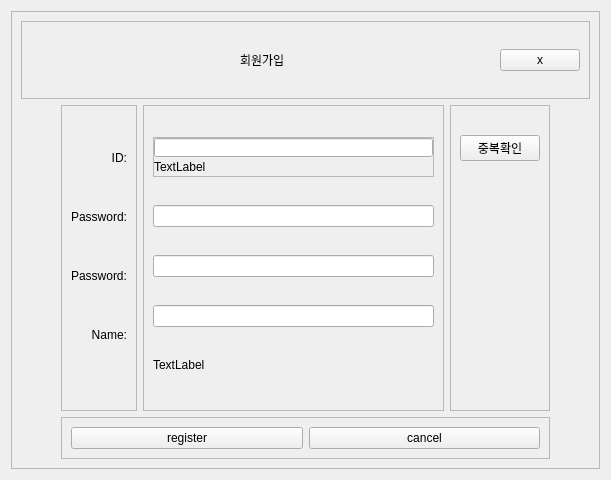
Before: the Qt Designer form Code/front/ui/page_join_ui.ui in lee991229/KKOTalk, drawn with Qt 5.
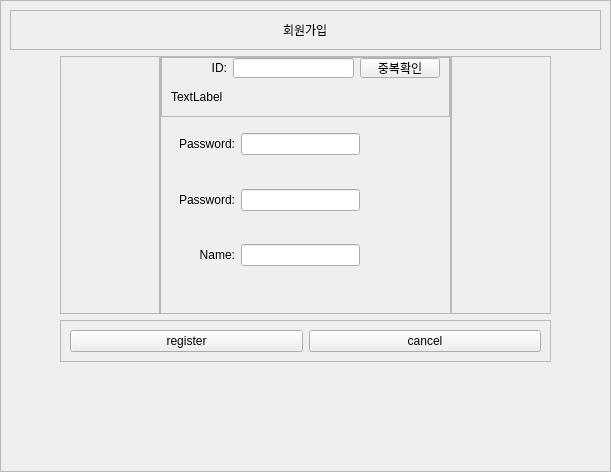
After: the same form once the commit is applied.

The edit to the form file:
```diff
--- a/Code/front/ui/page_join_ui.ui
+++ b/Code/front/ui/page_join_ui.ui
@@ -7,13 +7,28 @@
     <x>0</x>
     <y>0</y>
     <width>611</width>
-    <height>480</height>
+    <height>472</height>
    </rect>
   </property>
   <property name="windowTitle">
    <string>Form</string>
   </property>
   <layout class="QVBoxLayout" name="verticalLayout">
+   <property name="spacing">
+    <number>0</number>
+   </property>
+   <property name="leftMargin">
+    <number>0</number>
+   </property>
+   <property name="topMargin">
+    <number>0</number>
+   </property>
+   <property name="rightMargin">
+    <number>0</number>
+   </property>
+   <property name="bottomMargin">
+    <number>0</number>
+   </property>
    <item>
     <widget class="QFrame" name="frame">
      <property name="frameShape">
@@ -39,7 +54,7 @@
            </property>
            <property name="sizeHint" stdset="0">
             <size>
-             <width>203</width>
+             <width>253</width>
              <height>20</height>
             </size>
            </property>
@@ -59,19 +74,12 @@
            </property>
            <property name="sizeHint" stdset="0">
             <size>
-             <width>203</width>
+             <width>252</width>
              <height>20</height>
             </size>
            </property>
           </spacer>
          </item>
-         <item>
-          <widget class="QPushButton" name="btn_join_close">
-           <property name="text">
-            <string>x</string>
-           </property>
-          </widget>
-         </item>
         </layout>
        </widget>
       </item>
@@ -87,7 +95,7 @@
           </property>
           <property name="sizeHint" stdset="0">
            <size>
-            <width>40</width>
+            <width>50</width>
             <height>20</height>
            </size>
           </property>
@@ -97,8 +105,23 @@
          <layout class="QVBoxLayout" name="verticalLayout_5">
           <item>
            <layout class="QHBoxLayout" name="horizontalLayout_2">
+            <property name="spacing">
+             <number>0</number>
+            </property>
             <item>
              <widget class="QFrame" name="frame_5">
+              <property name="minimumSize">
+               <size>
+                <width>100</width>
+                <height>0</height>
+               </size>
+              </property>
+              <property name="maximumSize">
+               <size>
+                <width>100</width>
+                <height>16777215</height>
+               </size>
+              </property>
               <property name="frameShape">
                <enum>QFrame::StyledPanel</enum>
               </property>
@@ -106,103 +129,15 @@
                <enum>QFrame::Raised</enum>
               </property>
               <layout class="QVBoxLayout" name="verticalLayout_2">
-               <item>
-                <widget class="QLabel" name="label_4">
-                 <property name="minimumSize">
-                  <size>
-                   <width>0</width>
-                   <height>20</height>
-                  </size>
-                 </property>
-                 <property name="maximumSize">
-                  <size>
-                   <width>16777215</width>
-                   <height>20</height>
-                  </size>
-                 </property>
-                 <property name="text">
-                  <string>ID:</string>
-                 </property>
-                 <property name="alignment">
-                  <set>Qt::AlignRight|Qt::AlignTrailing|Qt::AlignVCenter</set>
-                 </property>
-                </widget>
-               </item>
-               <item>
-                <widget class="QLabel" name="label_2">
-                 <property name="minimumSize">
-                  <size>
-                   <width>0</width>
-                   <height>20</height>
-                  </size>
-                 </property>
-                 <property name="maximumSize">
-                  <size>
-                   <width>16777215</width>
-                   <height>20</height>
-                  </size>
-                 </property>
-                 <property name="text">
-                  <string>Password:</string>
-                 </property>
-                 <property name="alignment">
-                  <set>Qt::AlignRight|Qt::AlignTrailing|Qt::AlignVCenter</set>
-                 </property>
-                </widget>
-               </item>
-               <item>
-                <widget class="QLabel" name="label_5">
-                 <property name="minimumSize">
-                  <size>
-                   <width>0</width>
-                   <height>20</height>
-                  </size>
-                 </property>
-                 <property name="maximumSize">
-                  <size>
-                   <width>16777215</width>
-                   <height>20</height>
-                  </size>
-                 </property>
-                 <property name="text">
-                  <string>Password:</string>
-                 </property>
-                </widget>
-               </item>
-               <item>
-                <widget class="QLabel" name="label_6">
-                 <property name="minimumSize">
-                  <size>
-                   <width>0</width>
-                   <height>20</height>
-                  </size>
-                 </property>
-                 <property name="maximumSize">
-                  <size>
-                   <width>16777215</width>
-                   <height>20</height>
-                  </size>
-                 </property>
-                 <property name="text">
-                  <string>Name:</string>
-                 </property>
-                 <property name="alignment">
-                  <set>Qt::AlignRight|Qt::AlignTrailing|Qt::AlignVCenter</set>
-                 </property>
-                </widget>
-               </item>
                <item>
                 <spacer name="verticalSpacer_2">
                  <property name="orientation">
                   <enum>Qt::Vertical</enum>
                  </property>
-                 <property name="sizeType">
-                  <enum>QSizePolicy::Fixed</enum>
-                 </property>
                  <property name="sizeHint" stdset="0">
                   <size>
                    <width>20</width>
-                   <height>20</height>
+                   <height>40</height>
                   </size>
                  </property>
                 </spacer>
@@ -219,6 +154,21 @@
                <enum>QFrame::Raised</enum>
               </property>
               <layout class="QVBoxLayout" name="verticalLayout_3">
+               <property name="spacing">
+                <number>0</number>
+               </property>
+               <property name="leftMargin">
+                <number>0</number>
+               </property>
+               <property name="topMargin">
+                <number>0</number>
+               </property>
+               <property name="rightMargin">
+                <number>0</number>
+               </property>
+               <property name="bottomMargin">
+                <number>0</number>
+               </property>
                <item>
                 <widget class="QFrame" name="frame_7">
                  <property name="minimumSize">
@@ -230,7 +180,7 @@
                  <property name="maximumSize">
                   <size>
                    <width>16777215</width>
-                   <height>40</height>
+                   <height>80</height>
                   </size>
                  </property>
                  <property name="frameShape">
@@ -256,10 +206,7 @@
                    <number>0</number>
                   </property>
                   <item>
-                   <widget class="QLineEdit" name="lineEdit_join_id"/>
-                  </item>
-                  <item>
-                   <widget class="QLabel" name="label_id_message">
+                   <widget class="QWidget" name="widget_3" native="true">
                     <property name="minimumSize">
                      <size>
                       <width>0</width>
@@ -272,40 +219,331 @@
                       <height>20</height>
                      </size>
                     </property>
+                    <layout class="QHBoxLayout" name="horizontalLayout_7">
+                     <property name="spacing">
+                      <number>6</number>
+                     </property>
+                     <property name="leftMargin">
+                      <number>0</number>
+                     </property>
+                     <property name="topMargin">
+                      <number>0</number>
+                     </property>
+                     <property name="rightMargin">
+                      <number>9</number>
+                     </property>
+                     <property name="bottomMargin">
+                      <number>0</number>
+                     </property>
+                     <item>
+                      <widget class="QLabel" name="label_5">
+                       <property name="minimumSize">
+                        <size>
+                         <width>65</width>
+                         <height>20</height>
+                        </size>
+                       </property>
+                       <property name="maximumSize">
+                        <size>
+                         <width>65</width>
+                         <height>20</height>
+                        </size>
+                       </property>
+                       <property name="text">
+                        <string>ID:</string>
+                       </property>
+                       <property name="alignment">
+                        <set>Qt::AlignRight|Qt::AlignTrailing|Qt::AlignVCenter</set>
+                       </property>
+                      </widget>
+                     </item>
+                     <item>
+                      <widget class="QLineEdit" name="lineEdit_join_id_1">
+                       <property name="minimumSize">
+                        <size>
+                         <width>0</width>
+                         <height>20</height>
+                        </size>
+                       </property>
+                       <property name="maximumSize">
+                        <size>
+                         <width>16777215</width>
+                         <height>20</height>
+                        </size>
+                       </property>
+                      </widget>
+                     </item>
+                     <item>
+                      <widget class="QPushButton" name="btn_join_duplicatecheck">
+                       <property name="minimumSize">
+                        <size>
+                         <width>0</width>
+                         <height>20</height>
+                        </size>
+                       </property>
+                       <property name="maximumSize">
+                        <size>
+                         <width>16777215</width>
+                         <height>20</height>
+                        </size>
+                       </property>
+                       <property name="text">
+                        <string>중복확인</string>
+                       </property>
+                      </widget>
+                     </item>
+                    </layout>
+                   </widget>
+                  </item>
+                  <item>
+                   <widget class="QWidget" name="widget_6" native="true">
+                    <layout class="QHBoxLayout" name="horizontalLayout_10">
+                     <item>
+                      <widget class="QLabel" name="label_id_message">
+                       <property name="minimumSize">
+                        <size>
+                         <width>0</width>
+                         <height>20</height>
+                        </size>
+                       </property>
+                       <property name="maximumSize">
+                        <size>
+                         <width>16777215</width>
+                         <height>20</height>
+                        </size>
+                       </property>
+                       <property name="text">
+                        <string>TextLabel</string>
+                       </property>
+                      </widget>
+                     </item>
+                    </layout>
+                   </widget>
+                  </item>
+                 </layout>
+                </widget>
+               </item>
+               <item>
+                <widget class="QWidget" name="widget_4" native="true">
+                 <layout class="QHBoxLayout" name="horizontalLayout_8">
+                  <property name="topMargin">
+                   <number>0</number>
+                  </property>
+                  <property name="bottomMargin">
+                   <number>0</number>
+                  </property>
+                  <item>
+                   <widget class="QLabel" name="label_7">
+                    <property name="minimumSize">
+                     <size>
+                      <width>65</width>
+                      <height>20</height>
+                     </size>
+                    </property>
+                    <property name="maximumSize">
+                     <size>
+                      <width>65</width>
+                      <height>20</height>
+                     </size>
+                    </property>
                     <property name="text">
-                     <string>TextLabel</string>
+                     <string>Password:</string>
                     </property>
+                    <property name="alignment">
+                     <set>Qt::AlignRight|Qt::AlignTrailing|Qt::AlignVCenter</set>
+                    </property>
                    </widget>
                   </item>
+                  <item>
+                   <widget class="QLineEdit" name="lineEdit_join_pw"/>
+                  </item>
+                  <item>
+                   <widget class="QLabel" name="label_3">
+                    <property name="minimumSize">
+                     <size>
+                      <width>75</width>
+                      <height>0</height>
+                     </size>
+                    </property>
+                    <property name="maximumSize">
+                     <size>
+                      <width>75</width>
+                      <height>16777215</height>
+                     </size>
+                    </property>
+                    <property name="text">
+                     <string/>
+                    </property>
+                   </widget>
+                  </item>
                  </layout>
                 </widget>
                </item>
                <item>
-                <widget class="QLineEdit" name="lineEdit_join_pw"/>
+                <widget class="QWidget" name="widget_5" native="true">
+                 <layout class="QHBoxLayout" name="horizontalLayout_9">
+                  <property name="topMargin">
+                   <number>0</number>
+                  </property>
+                  <property name="bottomMargin">
+                   <number>0</number>
+                  </property>
+                  <item>
+                   <widget class="QLabel" name="label_2">
+                    <property name="minimumSize">
+                     <size>
+                      <width>65</width>
+                      <height>20</height>
+                     </size>
+                    </property>
+                    <property name="maximumSize">
+                     <size>
+                      <width>65</width>
+                      <height>20</height>
+                     </size>
+                    </property>
+                    <property name="text">
+                     <string>Password:</string>
+                    </property>
+                    <property name="alignment">
+                     <set>Qt::AlignRight|Qt::AlignTrailing|Qt::AlignVCenter</set>
+                    </property>
+                   </widget>
+                  </item>
+                  <item>
+                   <widget class="QLineEdit" name="lineEdit_join_reconfirm_pw"/>
+                  </item>
+                  <item>
+                   <widget class="QLabel" name="label_8">
+                    <property name="minimumSize">
+                     <size>
+                      <width>75</width>
+                      <height>0</height>
+                     </size>
+                    </property>
+                    <property name="maximumSize">
+                     <size>
+                      <width>75</width>
+                      <height>16777215</height>
+                     </size>
+                    </property>
+                    <property name="text">
+                     <string/>
+                    </property>
+                   </widget>
+                  </item>
+                 </layout>
+                </widget>
                </item>
                <item>
-                <widget class="QLineEdit" name="lineEdit_join_reconfirm_pw"/>
+                <widget class="QWidget" name="widget_2" native="true">
+                 <layout class="QHBoxLayout" name="horizontalLayout_5">
+                  <property name="topMargin">
+                   <number>0</number>
+                  </property>
+                  <property name="bottomMargin">
+                   <number>0</number>
+                  </property>
+                  <item>
+                   <widget class="QLabel" name="label_6">
+                    <property name="minimumSize">
+                     <size>
+                      <width>65</width>
+                      <height>20</height>
+                     </size>
+                    </property>
+                    <property name="maximumSize">
+                     <size>
+                      <width>65</width>
+                      <height>20</height>
+                     </size>
+                    </property>
+                    <property name="text">
+                     <string>Name:</string>
+                    </property>
+                    <property name="alignment">
+                     <set>Qt::AlignRight|Qt::AlignTrailing|Qt::AlignVCenter</set>
+                    </property>
+                   </widget>
+                  </item>
+                  <item>
+                   <widget class="QLineEdit" name="lineEdit_join_user_name"/>
+                  </item>
+                  <item>
+                   <widget class="QLabel" name="label_9">
+                    <property name="minimumSize">
+                     <size>
+                      <width>75</width>
+                      <height>0</height>
+                     </size>
+                    </property>
+                    <property name="maximumSize">
+                     <size>
+                      <width>75</width>
+                      <height>16777215</height>
+                     </size>
+                    </property>
+                    <property name="text">
+                     <string/>
+                    </property>
+                   </widget>
+                  </item>
+                 </layout>
+                </widget>
                </item>
                <item>
-                <widget class="QLineEdit" name="lineEdit_4_join_user_name"/>
-               </item>
-               <item>
-                <widget class="QLabel" name="label_join_Warning">
+                <widget class="QWidget" name="widget_7" native="true">
                  <property name="minimumSize">
                   <size>
                    <width>0</width>
-                   <height>20</height>
+                   <height>30</height>
                   </size>
                  </property>
                  <property name="maximumSize">
                   <size>
                    <width>16777215</width>
-                   <height>20</height>
+                   <height>30</height>
                   </size>
                  </property>
-                 <property name="text">
-                  <string>TextLabel</string>
-                 </property>
+                 <layout class="QHBoxLayout" name="horizontalLayout_11">
+                  <property name="spacing">
+                   <number>0</number>
+                  </property>
+                  <property name="leftMargin">
+                   <number>0</number>
+                  </property>
+                  <property name="topMargin">
+                   <number>0</number>
+                  </property>
+                  <property name="rightMargin">
+                   <number>0</number>
+                  </property>
+                  <property name="bottomMargin">
+                   <number>0</number>
+                  </property>
+                  <item alignment="Qt::AlignTop">
+                   <widget class="QLabel" name="label_join_Warning">
+                    <property name="minimumSize">
+                     <size>
+                      <width>0</width>
+                      <height>20</height>
+                     </size>
+                    </property>
+                    <property name="maximumSize">
+                     <size>
+                      <width>16777215</width>
+                      <height>20</height>
+                     </size>
+                    </property>
+                    <property name="styleSheet">
+                     <string notr="true">color: rgb(255, 0, 0);</string>
+                    </property>
+                    <property name="text">
+                     <string/>
+                    </property>
+                   </widget>
+                  </item>
+                 </layout>
                 </widget>
                </item>
               </layout>
@@ -313,52 +551,38 @@
             </item>
             <item>
              <widget class="QFrame" name="frame_6">
+              <property name="minimumSize">
+               <size>
+                <width>100</width>
+                <height>0</height>
+               </size>
+              </property>
+              <property name="maximumSize">
+               <size>
+                <width>100</width>
+                <height>16777215</height>
+               </size>
+              </property>
               <property name="frameShape">
                <enum>QFrame::StyledPanel</enum>
               </property>
               <property name="frameShadow">
                <enum>QFrame::Raised</enum>
               </property>
-              <layout class="QVBoxLayout" name="verticalLayout_4">
+              <layout class="QHBoxLayout" name="horizontalLayout_12">
                <item>
-                <spacer name="verticalSpacer_3">
+                <spacer name="horizontalSpacer_6">
                  <property name="orientation">
-                  <enum>Qt::Vertical</enum>
-                 </property>
-                 <property name="sizeType">
-                  <enum>QSizePolicy::Fixed</enum>
+                  <enum>Qt::Horizontal</enum>
                  </property>
                  <property name="sizeHint" stdset="0">
                   <size>
-                   <width>20</width>
+                   <width>40</width>
                    <height>20</height>
                   </size>
                  </property>
                 </spacer>
                </item>
-               <item>
-                <widget class="QPushButton" name="btn_join_duplicatecheck">
-                 <property name="text">
-                  <string>중복확인</string>
-                 </property>
-                </widget>
-               </item>
-               <item>
-                <spacer name="verticalSpacer">
-                 <property name="orientation">
-                  <enum>Qt::Vertical</enum>
-                 </property>
-                 <property name="sizeType">
-                  <enum>QSizePolicy::Fixed</enum>
-                 </property>
-                 <property name="sizeHint" stdset="0">
-                  <size>
-                   <width>20</width>
-                   <height>240</height>
-                  </size>
-                 </property>
-                </spacer>
-               </item>
               </layout>
              </widget>
             </item>
@@ -378,6 +602,9 @@
                <property name="text">
                 <string>register</string>
                </property>
+               <property name="checkable">
+                <bool>false</bool>
+               </property>
               </widget>
              </item>
              <item>
@@ -402,7 +629,7 @@
           </property>
           <property name="sizeHint" stdset="0">
            <size>
-            <width>40</width>
+            <width>50</width>
             <height>20</height>
            </size>
           </property>
@@ -410,6 +637,22 @@
         </item>
        </layout>
       </item>
+      <item>
+       <spacer name="verticalSpacer">
+        <property name="orientation">
+         <enum>Qt::Vertical</enum>
+        </property>
+        <property name="sizeType">
+         <enum>QSizePolicy::Fixed</enum>
+        </property>
+        <property name="sizeHint" stdset="0">
+         <size>
+          <width>20</width>
+          <height>100</height>
+         </size>
+        </property>
+       </spacer>
+      </item>
      </layout>
     </widget>
    </item>
```
